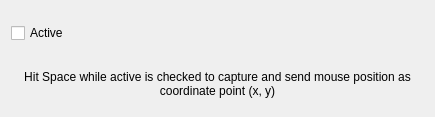
This is howdyCoder/ui/qtUiFiles/mousePosGetter.ui in rmallow/howdyCoder as Qt 5 draws it before an edit. The edited form follows.
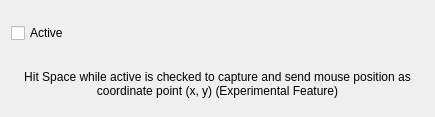
This is the edited form.

What changed in the file:
```diff
--- a/howdyCoder/ui/qtUiFiles/mousePosGetter.ui
+++ b/howdyCoder/ui/qtUiFiles/mousePosGetter.ui
@@ -49,7 +49,7 @@
    <item>
     <widget class="QLabel" name="description_label">
      <property name="text">
-      <string>Hit Space while active is checked to capture and send mouse position as coordinate point (x, y)</string>
+      <string>Hit Space while active is checked to capture and send mouse position as coordinate point (x, y) (Experimental Feature)</string>
      </property>
      <property name="alignment">
       <set>Qt::AlignCenter</set>
```
